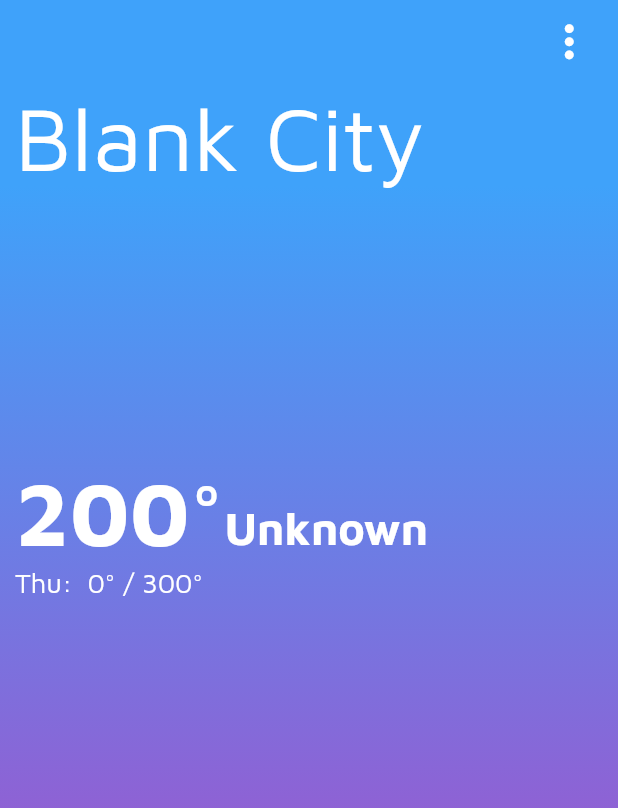
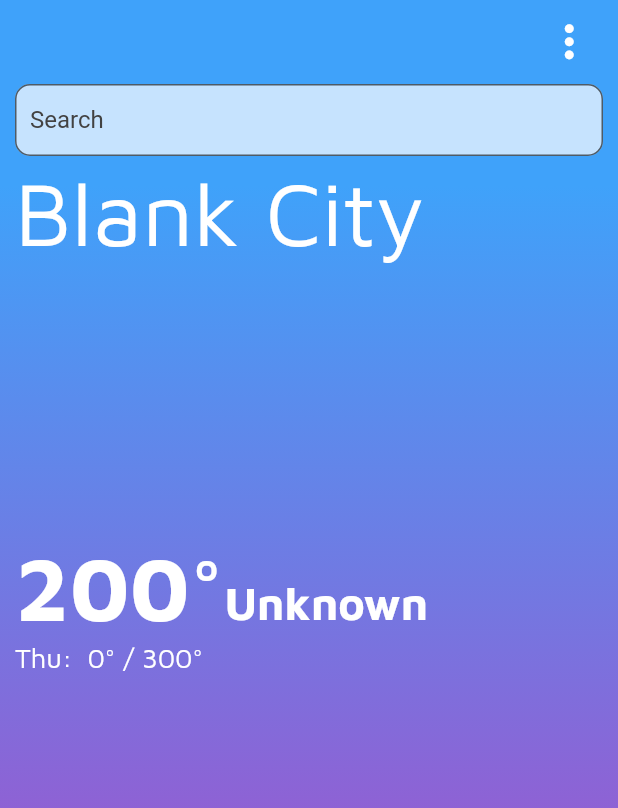
Before and after one commit to ResidentTenko/Weather_Cam_Capstone, a Flutter app: the HomePage screen opened by its route, on a phone screen of 412 x 824 dp. Shown: the top 808 px of the screen. Run offline on Flutter 3.47's test engine with Material 2 defaults, Android fonts, the phone set to English and light mode, and no system bars; our stand-ins replace bloc, cloud_firestore, equatable, firebase_auth, firebase_core, flutter_bloc and 5 more; missing offline and left inert: flutter_inappwebview; accounts and stored records are empty.

Commit message:
Fidel Changes Done

```diff
--- a/weather_cam/lib/blocs/search/search_event.dart
+++ b/weather_cam/lib/blocs/search/search_event.dart
@@ -14,3 +14,5 @@ class FetchCityListEvent extends SearchEvent{
     required this.cityQuery,
   });
 }
+
+class ResetSearchListEvent extends SearchEvent{}
--- a/weather_cam/lib/blocs/weather/weather_event.dart
+++ b/weather_cam/lib/blocs/weather/weather_event.dart
@@ -7,9 +7,12 @@ abstract class WeatherEvent extends Equatable {
   List<Object> get props => [];
 }
 
+// we call this when we want to fetch weather by latitude and longitude
 class FetchWeatherFromLocationEvent extends WeatherEvent {}
-
-
+// we call this when we want to fetch weather from the database
+class FetchWeatherFromFBDatabaseEvent extends WeatherEvent {}
+// we call this when we want to refresh the weather information after loading from storage
+class FetchWeatherAfterLocalStorageRetrievalEvent extends WeatherEvent {}
 // there is only one event releated to weather - get the weather information
 // this event is triggered the moment the state receives a query
 // this means when the app starts up and provides location data and when the user selects a city of choice
--- a/weather_cam/lib/pages/home_page.dart
+++ b/weather_cam/lib/pages/home_page.dart
@@ -1,8 +1,9 @@
 import 'package:flutter/material.dart';
 import 'package:flutter_application/blocs/temp_settings/temp_settings_cubit.dart';
 import 'package:flutter_application/blocs/weather/weather_bloc.dart';
-import 'package:flutter_application/widgets/liveview_app_bar.dart';
+import 'package:flutter_application/widgets/home_page_app_bar.dart';
 import 'package:flutter_application/widgets/three_days_forecast.dart';
+import 'package:flutter_application/widgets/weather_search_bar.dart';
 import 'package:flutter_bloc/flutter_bloc.dart';
 import 'package:intl/intl.dart';
 
@@ -18,7 +19,26 @@ class _HomePageState extends State<HomePage> {
   @override
   void initState() {
     super.initState();
+    // run our startup function
+    _startupFunction();
+  }
+
+  Future<void> _startupFunction() async {
+    /**
+     * Do a fresh install when model changes. Or else your storage options (hydrated and firebase)
+     * Will have a model that your app cannot extract data from properly
+     */
+    // Check if the WeatherStatus is loaded from Hydrated Bloc
+    if (context.read<WeatherBloc>().state.status == WeatherStatus.loaded) {
+      // update the weather at the current user location
+      context
+          .read<WeatherBloc>()
+          .add(FetchWeatherAfterLocalStorageRetrievalEvent());
+    }
+    // Else no local storage so fetch the weather information at the current location
+    else {
       context.read<WeatherBloc>().add(FetchWeatherFromLocationEvent());
+    }
   }
 
   double convertTemperature(double temp, TempUnit unit) {
@@ -56,13 +76,20 @@ class _HomePageState extends State<HomePage> {
                     context.watch<TempSettingsCubit>().state.tempUnit;
                 return Scaffold(
                   backgroundColor: Colors.transparent,
-                  appBar: const LiveViewAppBar(),
+                  appBar: const HomePageAppBar(),
                   body: SingleChildScrollView(
-                    child: Column(
+                    child: Stack(
+                      children: [
+                        Column(
                           crossAxisAlignment: CrossAxisAlignment.start,
                           children: [
+                            const SizedBox(
+                              height: 50,
+                            ),
                             Padding(
-                          padding: const EdgeInsets.only(left: 10.0),
+                              padding: const EdgeInsets.only(
+                                left: 10.0,
+                              ),
                               child: Text(
                                 state.weather.name,
                                 style: const TextStyle(
@@ -72,11 +99,15 @@ class _HomePageState extends State<HomePage> {
                                 ),
                               ),
                             ),
-                        const SizedBox(height: 180),
+                            const SizedBox(
+                              height: 180,
+                            ),
                             Row(
                               children: [
                                 Padding(
-                              padding: const EdgeInsets.only(left: 10.0),
+                                  padding: const EdgeInsets.only(
+                                    left: 10.0,
+                                  ),
                                   child: Text(
                                     '${convertTemperature(state.weather.temp, tempUnit).round()}°',
                                     style: const TextStyle(
@@ -132,7 +163,9 @@ class _HomePageState extends State<HomePage> {
                                 ),
                               ],
                             ),
-                        const SizedBox(height: 20),
+                            const SizedBox(
+                              height: 20,
+                            ),
                             ListView.builder(
                               shrinkWrap: true,
                               scrollDirection: Axis.vertical,
@@ -151,6 +184,14 @@ class _HomePageState extends State<HomePage> {
                             ),
                           ],
                         ),
+                        WeatherSearchBar(
+                          onCitySelected: (selectedCity) {
+                            context.read<WeatherBloc>().add(FetchWeatherEvent(
+                                inputQuery: selectedCity.url));
+                          },
+                        ),
+                      ],
+                    ),
                   ),
                 );
               }
--- a/weather_cam/lib/widgets/liveview_app_bar.dart
+++ b/weather_cam/lib/widgets/home_page_app_bar.dart
@@ -4,8 +4,8 @@ import 'package:flutter_application/blocs/temp_settings/temp_settings_cubit.dart
 import 'package:flutter_application/pages/live_cam_select.dart';
 import 'package:flutter_bloc/flutter_bloc.dart';
 
-class LiveViewAppBar extends StatelessWidget implements PreferredSizeWidget {
-  const LiveViewAppBar({super.key});
+class HomePageAppBar extends StatelessWidget implements PreferredSizeWidget {
+  const HomePageAppBar({super.key});
 
   @override
   Widget build(BuildContext context) {
--- /dev/null
+++ b/weather_cam/lib/widgets/weather_search_bar.dart
@@ -0,0 +1,88 @@
+// ignore_for_file: public_member_api_docs, sort_constructors_first
+import 'package:flutter/material.dart';
+import 'package:flutter_application/blocs/search/search_bloc.dart';
+import 'package:flutter_application/models/city_model.dart';
+import 'package:flutter_bloc/flutter_bloc.dart';
+
+class WeatherSearchBar extends StatelessWidget {
+  final TextEditingController _searchController = TextEditingController();
+  final Function(City city) onCitySelected;
+
+  WeatherSearchBar({
+    Key? key,
+    required this.onCitySelected,
+  }) : super(key: key);
+
+  // Method to clear the text field
+  void clearSearchField() {
+    _searchController.clear();
+  }
+
+  @override
+  Widget build(BuildContext context) {
+    return Column(
+      children: [
+        Padding(
+          padding: const EdgeInsets.symmetric(horizontal: 10.0),
+          child: TextField(
+            decoration: InputDecoration(
+              contentPadding: const EdgeInsets.symmetric(
+                  horizontal: 10.0, vertical: 5.0), // Adjust padding as needed
+              border: OutlineInputBorder(
+                borderRadius: BorderRadius.circular(10.0),
+              ),
+              filled: true,
+              hintStyle: TextStyle(color: Colors.grey[800]),
+              hintText: "Search",
+              fillColor: Colors.white70,
+            ),
+            controller: _searchController,
+            onSubmitted: (query) {
+              if (query.isNotEmpty && query.length >= 3) {
+                context.read<SearchBloc>().add(
+                      FetchCityListEvent(cityQuery: query),
+                    );
+              }
+            },
+
+          ),
+        ),
+        BlocBuilder<SearchBloc, SearchState>(builder: (context, state) {
+          return Padding(
+            padding: const EdgeInsets.symmetric(horizontal: 10.0),
+            child: Container(
+              decoration: BoxDecoration(
+                borderRadius: BorderRadius.circular(10.0),
+                color: Colors.white.withOpacity(0.90),
+              ),
+              child: ListView.builder(
+                scrollDirection: Axis.vertical,
+                shrinkWrap: true,
+                itemCount: state.cities.length,
+                itemBuilder: (context, index) {
+                  final city = state.cities[index];
+                  return Container(
+                    decoration: BoxDecoration(
+                      border: Border.all(
+                          color: Colors.purple.withOpacity(0.20),
+                          width: 2.0),
+                    ),
+                    child: ListTile(
+                      title: Text(state.cities[index].name),
+                      subtitle: Text(state.cities[index].region),
+                      trailing: Text(state.cities[index].country),
+                      onTap: () {
+                        onCitySelected(city);
+                        context.read<SearchBloc>().add(ResetSearchListEvent());
+                      },
+                    ),
+                  );
+                },
+              ),
+            ),
+          );
+        }),
+      ],
+    );
+  }
+}
--- a/weather_cam/pubspec.yaml
+++ b/weather_cam/pubspec.yaml
@@ -50,6 +50,8 @@ dependencies:
   webview_flutter: ^4.2.4
   google_sign_in: ^6.1.5
   flutter_facebook_auth: ^4.3.1
+  hydrated_bloc: ^9.1.2
+  path_provider: ^2.1.1
 
 dev_dependencies:
   flutter_test:
```
Also changed, not shown: weather_cam/lib/blocs/search/search_bloc.dart (+9 -1 lines), weather_cam/lib/blocs/weather/weather_bloc.dart (+139 -39 lines), weather_cam/lib/blocs/weather/weather_state.dart (+30 -1 lines), weather_cam/lib/errors/generic_error.dart (+13 -0 lines), weather_cam/lib/main.dart (+16 -3 lines), weather_cam/lib/services/location_services.dart (+36 -4 lines), weather_cam/lib/widgets/three_days_forecast.dart (+7 -6 lines), weather_cam/pubspec.lock, 1 other file. Lines whose indentation alone changed are shown as unchanged.
